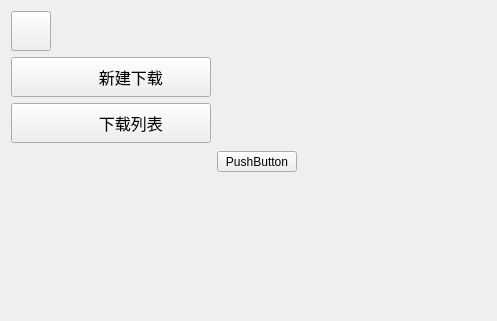
Before: the Qt Designer form src/MainWindow.ui in L-Super/FlowD, drawn with Qt 5; both pictures show x 0 to 497 and y 0 to 321 of the 902 by 589 pixel window.
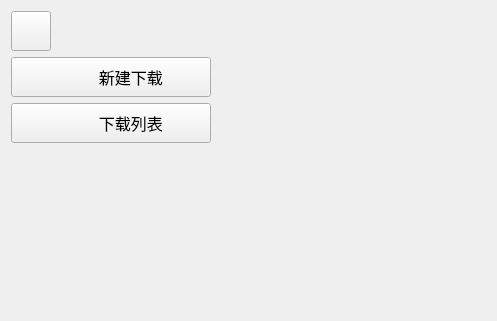
After: the same form once the commit is applied. Icons and pictures are not drawn.

Commit message: fix: correct file names

```diff
--- a/src/MainWindow.ui
+++ b/src/MainWindow.ui
@@ -254,21 +254,7 @@
    </item>
    <item>
     <widget class="QStackedWidget" name="stackedWidget">
-     <widget class="QWidget" name="page">
-      <widget class="QPushButton" name="pushButton">
-       <property name="geometry">
-        <rect>
-         <x>0</x>
-         <y>140</y>
-         <width>80</width>
-         <height>21</height>
-        </rect>
-       </property>
-       <property name="text">
-        <string>PushButton</string>
-       </property>
-      </widget>
-     </widget>
+     <widget class="QWidget" name="page"/>
      <widget class="QWidget" name="page_2"/>
     </widget>
    </item>
```
The commit also changes 2 other files.
